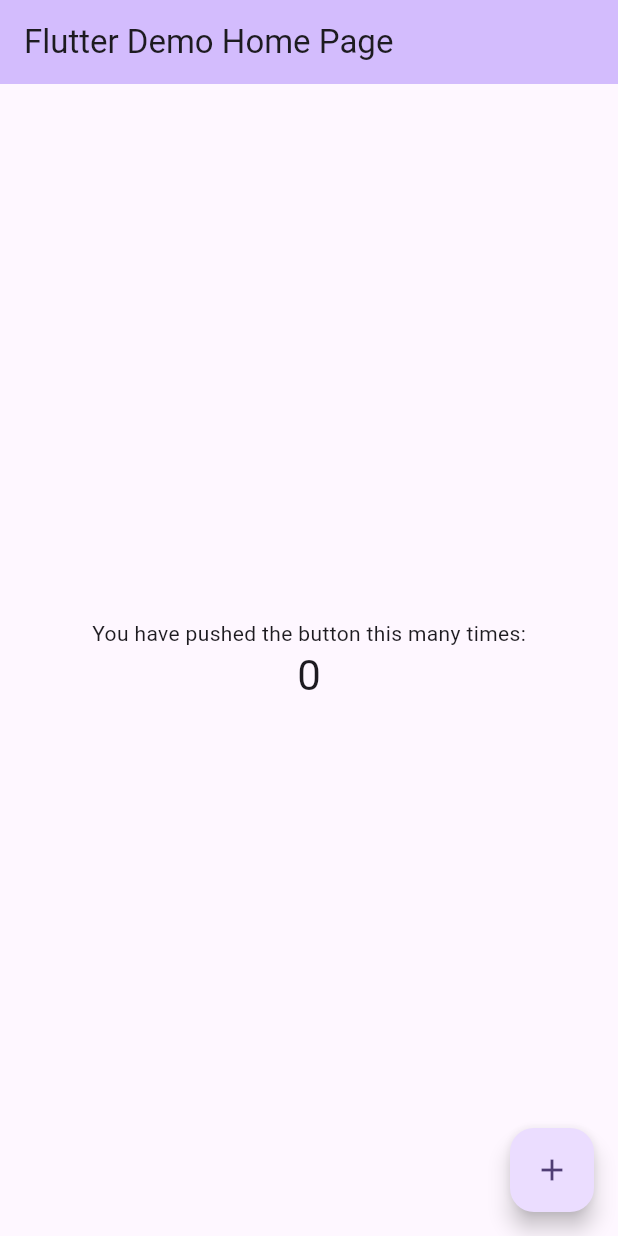
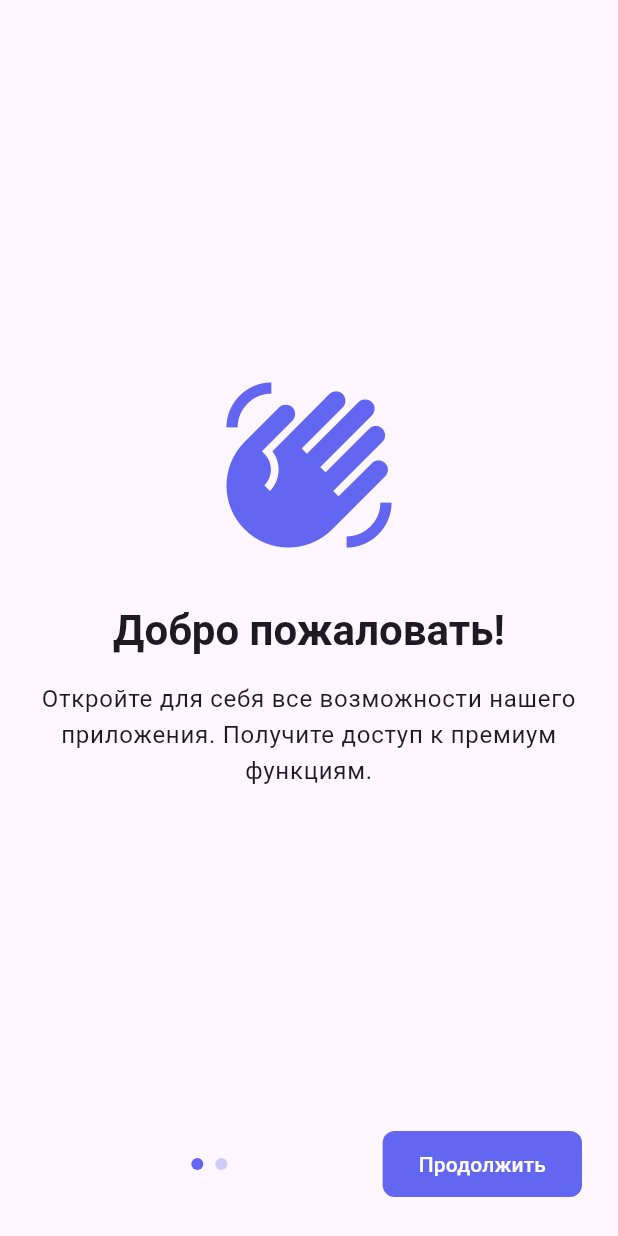
Before and after one commit to yaroslav20568/onboard-pay-test, a Flutter app: the screen it shows after launch, on a phone screen of 412 x 824 dp. Run offline on Flutter 3.47's test engine with Material 3 defaults, Android fonts, the phone set to English and light mode, and no system bars.

Commit message:
feat(onbording): add screens: onbording, widgets: app_button and onboarding_steps

```diff
--- /dev/null
+++ b/lib/constants/colors.dart
@@ -0,0 +1,11 @@
+import 'package:flutter/material.dart';
+
+class AppColors {
+  static const Color primary = Color(0xFF6366F1);
+  static const Color secondary = Color(0xFF8B5CF6);
+  static const Color white = Colors.white;
+  static const Color transparent = Colors.transparent;
+
+  static const double disabledOpacity = 0.5;
+  static const double inactiveOpacity = 0.3;
+}
--- a/lib/main.dart
+++ b/lib/main.dart
@@ -1,3 +1,4 @@
+import 'package:app/screens/onboarding_screen.dart';
 import 'package:flutter/material.dart';
 
 void main() {
@@ -7,116 +8,15 @@ void main() {
 class MyApp extends StatelessWidget {
   const MyApp({super.key});
 
-  // This widget is the root of your application.
   @override
   Widget build(BuildContext context) {
     return MaterialApp(
       title: 'OnboardPay',
       theme: ThemeData(
-        // This is the theme of your application.
-        //
-        // TRY THIS: Try running your application with "flutter run". You'll see
-        // the application has a purple toolbar. Then, without quitting the app,
-        // try changing the seedColor in the colorScheme below to Colors.green
-        // and then invoke "hot reload" (save your changes or press the "hot
-        // reload" button in a Flutter-supported IDE, or press "r" if you used
-        // the command line to start the app).
-        //
-        // Notice that the counter didn't reset back to zero; the application
-        // state is not lost during the reload. To reset the state, use hot
-        // restart instead.
-        //
-        // This works for code too, not just values: Most code changes can be
-        // tested with just a hot reload.
-        colorScheme: .fromSeed(seedColor: Colors.deepPurple),
+        colorScheme: ColorScheme.fromSeed(seedColor: Colors.deepPurple),
+        useMaterial3: true,
       ),
-      home: const MyHomePage(title: 'Flutter Demo Home Page'),
+      home: const OnboardingScreen(),
     );
   }
 }
-
-class MyHomePage extends StatefulWidget {
-  const MyHomePage({required this.title, super.key});
-
-  // This widget is the home page of your application. It is stateful, meaning
-  // that it has a State object (defined below) that contains fields that affect
-  // how it looks.
-
-  // This class is the configuration for the state. It holds the values (in this
-  // case the title) provided by the parent (in this case the App widget) and
-  // used by the build method of the State. Fields in a Widget subclass are
-  // always marked "final".
-
-  final String title;
-
-  @override
-  State<MyHomePage> createState() => _MyHomePageState();
-}
-
-class _MyHomePageState extends State<MyHomePage> {
-  int _counter = 0;
-
-  void _incrementCounter() {
-    setState(() {
-      // This call to setState tells the Flutter framework that something has
-      // changed in this State, which causes it to rerun the build method below
-      // so that the display can reflect the updated values. If we changed
-      // _counter without calling setState(), then the build method would not be
-      // called again, and so nothing would appear to happen.
-      _counter++;
-    });
-  }
-
-  @override
-  Widget build(BuildContext context) {
-    // This method is rerun every time setState is called, for instance as done
-    // by the _incrementCounter method above.
-    //
-    // The Flutter framework has been optimized to make rerunning build methods
-    // fast, so that you can just rebuild anything that needs updating rather
-    // than having to individually change instances of widgets.
-    return Scaffold(
-      appBar: AppBar(
-        // TRY THIS: Try changing the color here to a specific color (to
-        // Colors.amber, perhaps?) and trigger a hot reload to see the AppBar
-        // change color while the other colors stay the same.
-        backgroundColor: Theme.of(context).colorScheme.inversePrimary,
-        // Here we take the value from the MyHomePage object that was created by
-        // the App.build method, and use it to set our appbar title.
-        title: Text(widget.title),
-      ),
-      body: Center(
-        // Center is a layout widget. It takes a single child and positions it
-        // in the middle of the parent.
-        child: Column(
-          // Column is also a layout widget. It takes a list of children and
-          // arranges them vertically. By default, it sizes itself to fit its
-          // children horizontally, and tries to be as tall as its parent.
-          //
-          // Column has various properties to control how it sizes itself and
-          // how it positions its children. Here we use mainAxisAlignment to
-          // center the children vertically; the main axis here is the vertical
-          // axis because Columns are vertical (the cross axis would be
-          // horizontal).
-          //
-          // TRY THIS: Invoke "debug painting" (choose the "Toggle Debug Paint"
-          // action in the IDE, or press "p" in the console), to see the
-          // wireframe for each widget.
-          mainAxisAlignment: .center,
-          children: [
-            const Text('You have pushed the button this many times:'),
-            Text(
-              '$_counter',
-              style: Theme.of(context).textTheme.headlineMedium,
-            ),
-          ],
-        ),
-      ),
-      floatingActionButton: FloatingActionButton(
-        onPressed: _incrementCounter,
-        tooltip: 'Increment',
-        child: const Icon(Icons.add),
-      ),
-    );
-  }
-}
--- /dev/null
+++ b/lib/screens/onboarding_screen.dart
@@ -0,0 +1,11 @@
+import 'package:app/widgets/onboarding_steps.dart';
+import 'package:flutter/material.dart';
+
+class OnboardingScreen extends StatelessWidget {
+  const OnboardingScreen({super.key});
+
+  @override
+  Widget build(BuildContext context) {
+    return const Scaffold(body: SafeArea(child: OnboardingSteps()));
+  }
+}
--- /dev/null
+++ b/lib/widgets/app_button.dart
@@ -0,0 +1,114 @@
+import 'package:app/constants/colors.dart';
+import 'package:flutter/material.dart';
+
+enum AppButtonVariant { primary, secondary, outline }
+
+class AppButton extends StatelessWidget {
+  const AppButton({
+    required this.onPressed,
+    required this.child,
+    this.variant = AppButtonVariant.primary,
+    super.key,
+  });
+
+  final VoidCallback? onPressed;
+  final Widget child;
+  final AppButtonVariant variant;
+
+  Color _getBackgroundColor(BuildContext context) {
+    switch (variant) {
+      case AppButtonVariant.primary:
+        return AppColors.primary;
+      case AppButtonVariant.secondary:
+        return AppColors.secondary;
+      case AppButtonVariant.outline:
+        return AppColors.transparent;
+    }
+  }
+
+  Color _getForegroundColor(BuildContext context) {
+    switch (variant) {
+      case AppButtonVariant.primary:
+      case AppButtonVariant.secondary:
+        return AppColors.white;
+      case AppButtonVariant.outline:
+        return AppColors.primary;
+    }
+  }
+
+  Color? _getBorderColor(BuildContext context) {
+    switch (variant) {
+      case AppButtonVariant.primary:
+      case AppButtonVariant.secondary:
+        return null;
+      case AppButtonVariant.outline:
+        return AppColors.primary;
+    }
+  }
+
+  Color _getDisabledBackgroundColor(BuildContext context) {
+    switch (variant) {
+      case AppButtonVariant.primary:
+        return AppColors.primary.withOpacity(AppColors.disabledOpacity);
+      case AppButtonVariant.secondary:
+        return AppColors.secondary.withOpacity(AppColors.disabledOpacity);
+      case AppButtonVariant.outline:
+        return AppColors.transparent;
+    }
+  }
+
+  Color _getDisabledForegroundColor(BuildContext context) {
+    switch (variant) {
+      case AppButtonVariant.primary:
+      case AppButtonVariant.secondary:
+        return AppColors.white.withOpacity(AppColors.disabledOpacity);
+      case AppButtonVariant.outline:
+        return AppColors.primary.withOpacity(AppColors.disabledOpacity);
+    }
+  }
+
+  @override
+  Widget build(BuildContext context) {
+    final backgroundColor = onPressed == null
+        ? _getDisabledBackgroundColor(context)
+        : _getBackgroundColor(context);
+    final foregroundColor = onPressed == null
+        ? _getDisabledForegroundColor(context)
+        : _getForegroundColor(context);
+    final borderColor = _getBorderColor(context);
+
+    if (variant == AppButtonVariant.outline) {
+      return OutlinedButton(
+        onPressed: onPressed,
+        style: OutlinedButton.styleFrom(
+          foregroundColor: foregroundColor,
+          side: BorderSide(
+            color: onPressed == null
+                ? borderColor?.withOpacity(AppColors.disabledOpacity) ??
+                      AppColors.transparent
+                : borderColor ?? AppColors.transparent,
+            width: 2,
+          ),
+          padding: const EdgeInsets.symmetric(horizontal: 24, vertical: 12),
+        ),
+        child: child,
+      );
+    }
+
+    return ElevatedButton(
+      onPressed: onPressed,
+      style: ButtonStyle(
+        backgroundColor: WidgetStateProperty.all(backgroundColor),
+        foregroundColor: WidgetStateProperty.all(foregroundColor),
+        padding: WidgetStateProperty.all(
+          const EdgeInsets.symmetric(horizontal: 24, vertical: 12),
+        ),
+        shape: WidgetStateProperty.all(
+          RoundedRectangleBorder(borderRadius: BorderRadius.circular(8)),
+        ),
+        elevation: WidgetStateProperty.all(0),
+      ),
+      child: child,
+    );
+  }
+}
--- /dev/null
+++ b/lib/widgets/onboarding_steps.dart
@@ -0,0 +1,133 @@
+import 'package:app/constants/colors.dart';
+import 'package:app/widgets/app_button.dart';
+import 'package:flutter/material.dart';
+
+class OnboardingSteps extends StatefulWidget {
+  const OnboardingSteps({super.key});
+
+  @override
+  State<OnboardingSteps> createState() => _OnboardingStepsState();
+}
+
+class _OnboardingStepsState extends State<OnboardingSteps> {
+  int _currentStep = 0;
+
+  final List<OnboardingStepData> _steps = const [
+    OnboardingStepData(
+      title: 'Добро пожаловать!',
+      description:
+          'Откройте для себя все возможности нашего приложения. Получите доступ к премиум функциям.',
+      icon: Icons.waving_hand,
+    ),
+    OnboardingStepData(
+      title: 'Начните использовать',
+      description:
+          'Выберите подписку и получите полный доступ ко всем функциям приложения.',
+      icon: Icons.rocket_launch,
+    ),
+  ];
+
+  void _nextStep() {
+    if (_currentStep < _steps.length - 1) {
+      setState(() {
+        _currentStep++;
+      });
+    }
+  }
+
+  void _previousStep() {
+    if (_currentStep > 0) {
+      setState(() {
+        _currentStep--;
+      });
+    }
+  }
+
+  @override
+  Widget build(BuildContext context) {
+    final step = _steps[_currentStep];
+    final isFirstStep = _currentStep == 0;
+    final isLastStep = _currentStep == _steps.length - 1;
+
+    return Padding(
+      padding: const EdgeInsets.all(24.0),
+      child: Column(
+        children: [
+          Expanded(
+            child: Column(
+              mainAxisAlignment: MainAxisAlignment.center,
+              children: [
+                Icon(step.icon, size: 120, color: AppColors.primary),
+                const SizedBox(height: 32),
+                Text(
+                  step.title,
+                  style: Theme.of(context).textTheme.headlineMedium?.copyWith(
+                    fontWeight: FontWeight.bold,
+                  ),
+                  textAlign: TextAlign.center,
+                ),
+                const SizedBox(height: 16),
+                Text(
+                  step.description,
+                  style: Theme.of(context).textTheme.bodyLarge,
+                  textAlign: TextAlign.center,
+                ),
+              ],
+            ),
+          ),
+          Row(
+            mainAxisAlignment: MainAxisAlignment.spaceBetween,
+            children: [
+              if (!isFirstStep)
+                AppButton(
+                  onPressed: _previousStep,
+                  variant: AppButtonVariant.outline,
+                  child: const Text('Предыдущий'),
+                )
+              else
+                const SizedBox.shrink(),
+              Row(
+                children: List.generate(
+                  _steps.length,
+                  (index) => Container(
+                    margin: const EdgeInsets.symmetric(horizontal: 4),
+                    width: 8,
+                    height: 8,
+                    decoration: BoxDecoration(
+                      shape: BoxShape.circle,
+                      color: index == _currentStep
+                          ? AppColors.primary
+                          : AppColors.primary.withOpacity(
+                              AppColors.inactiveOpacity,
+                            ),
+                    ),
+                  ),
+                ),
+              ),
+              AppButton(
+                onPressed: isLastStep
+                    ? () {
+                        Navigator.of(context).pop();
+                      }
+                    : _nextStep,
+                variant: AppButtonVariant.primary,
+                child: const Text('Продолжить'),
+              ),
+            ],
+          ),
+        ],
+      ),
+    );
+  }
+}
+
+class OnboardingStepData {
+  const OnboardingStepData({
+    required this.title,
+    required this.description,
+    required this.icon,
+  });
+  final String title;
+  final String description;
+  final IconData icon;
+}
```
Also changed, not shown: 1 other file.
